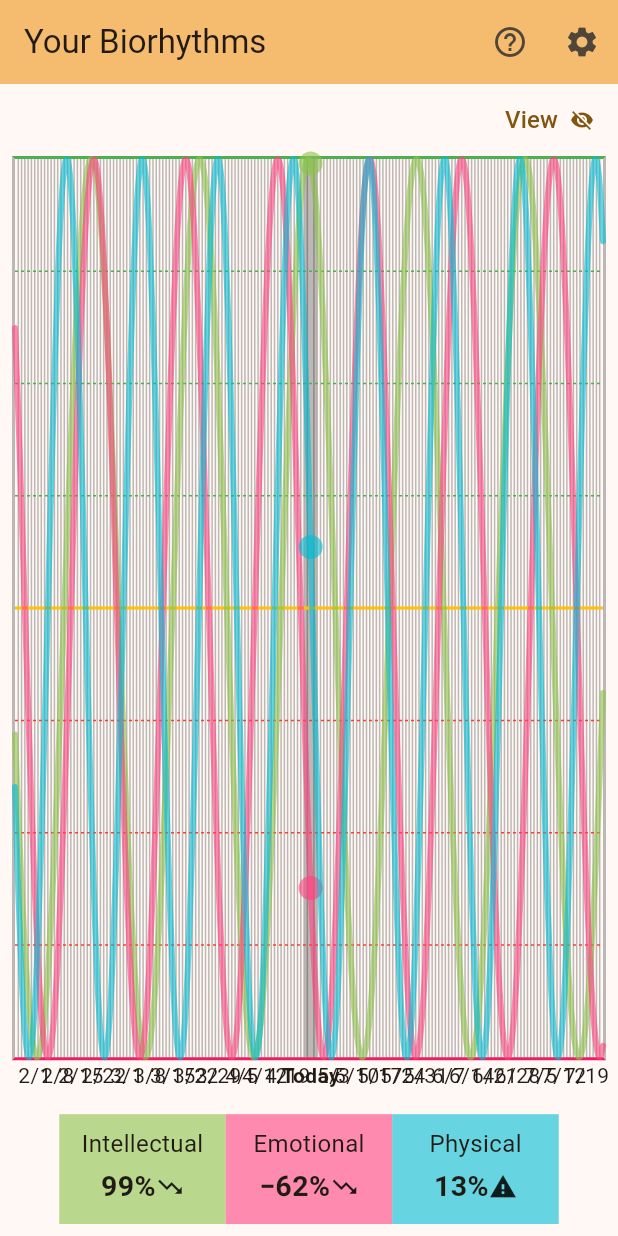
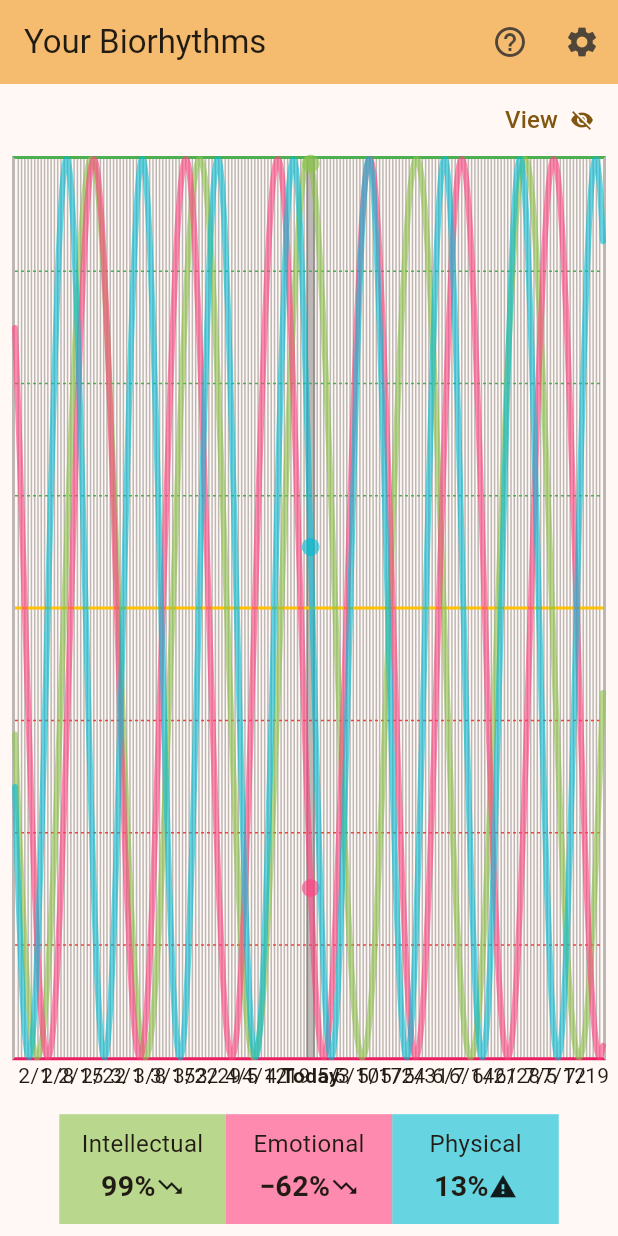
Before and after one commit to ncosgray/biorhythmmm, a Flutter app: the screen it shows after launch, after a tap on "Reset", on a phone screen of 412 x 824 dp. Run offline on Flutter 3.47's test engine with Material 3 defaults, Android fonts, the phone set to English and light mode, and no system bars; drawn by our look-alikes of fl_chart; our stand-ins replace bloc, flutter_bloc, flutter_local_notifications, flutter_timezone, shared_preferences, timezone; missing offline and left inert: pull_down_button.

Commit message:
adjust dot sizes

```diff
--- a/lib/widgets/biorhythm_chart.dart
+++ b/lib/widgets/biorhythm_chart.dart
@@ -298,8 +298,8 @@ class _BiorhythmChartState extends State<BiorhythmChart>
         // Center line and touched position are more prominent
         value == 0
             ? value == _touched
-                ? 9
-                : 8
+                ? 7
+                : 6
             : value == _touched
             ? 3
             : 1,
@@ -319,7 +319,7 @@ class _BiorhythmChartState extends State<BiorhythmChart>
             ?.highlightColor;
 
     return FlDotCirclePainter(
-      radius: 8,
+      radius: 6,
       color:
           (_touched != null ? highlightColor : barData.color) ??
           Colors.transparent,
```
